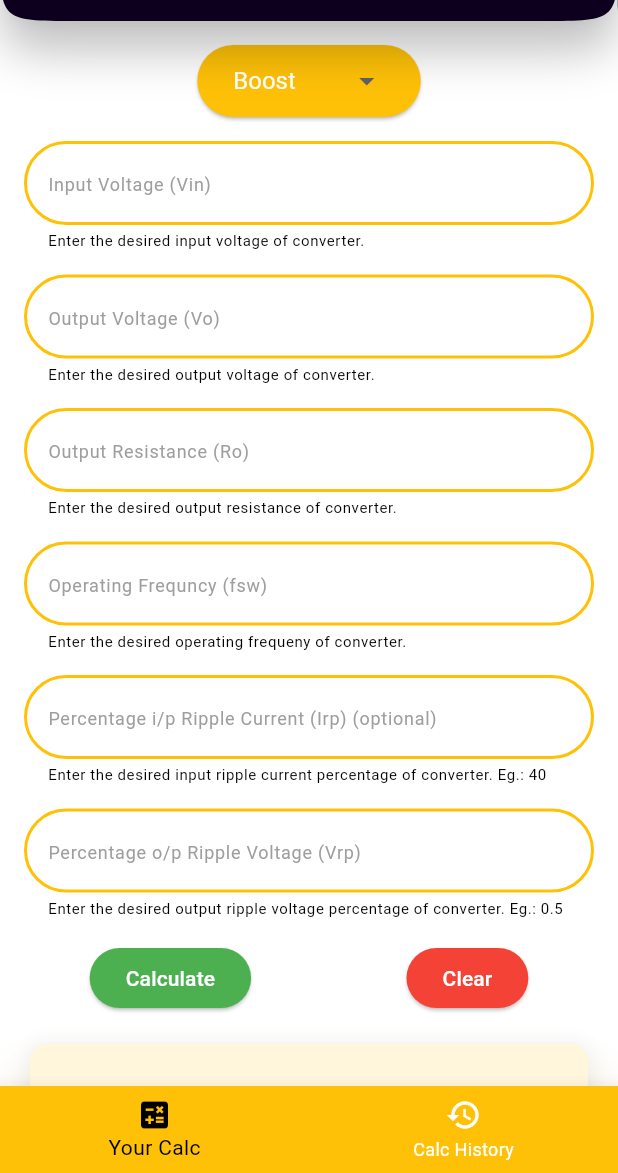
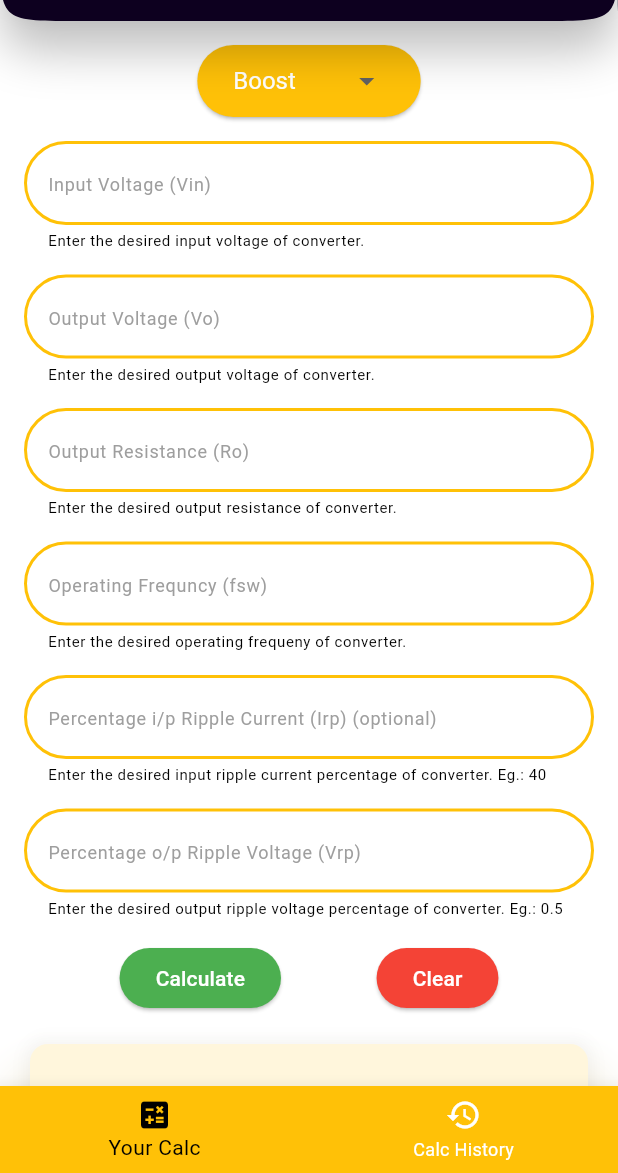
Before and after one commit to PranayJagtap06/convertercalc-flutter, a Flutter app: the screen it shows after launch, after a tap on "Go to ConverterCalc", on a phone screen of 412 x 824 dp, the part 63-1236 px from its top. Run offline on Flutter 3.47's test engine with Material 3 defaults, Android fonts, the phone set to English and light mode, and no system bars; our stand-ins replace font_awesome_flutter, permission_handler, share_plus, tuple; missing offline and left inert: android_intent; network calls fail; Roboto replaces fonts that are missing (FiraCodeNerdFont, FiraCodeNerdFontMono, FiraCodeNerdFontPropo).

Commit message:
added follow links in home_page & evenly places buttons in calc_page.

```diff
--- a/lib/Pages/calc_page.dart
+++ b/lib/Pages/calc_page.dart
@@ -977,9 +977,9 @@ class _CalcPageState extends State<CalcPage> {
                       'Calculate',
                       style: TextStyle(fontFamily: 'FiraCodeNerdFontPropo'),
                     )),
-                const SizedBox(
-                  width: 16.0,
-                ),
+                // const SizedBox(
+                //   width: 16.0,
+                // ),
                 ElevatedButton(
                     style: ElevatedButton.styleFrom(
                       elevation: 1.0,
--- a/lib/Pages/home_page.dart
+++ b/lib/Pages/home_page.dart
@@ -30,6 +30,7 @@ class _CalcHomePageState extends State<CalcHomePage> {
   final String author = "👨🏽‍💻 About Developer";
   final String authorBody =
       """\nPranay Jagtap is an Electrical Engineer ⚡ turned Python 🐍 enthusiast and Machine Learning 🤖 explorer. He also loves to build apps to simplify work, one such effort is ConverterCalc.""";
+  final String follow = "🚀 Follow on";
   final List<dynamic> _histList = [];
   late String _filePath = '/calc_hist.json';
   late String _statePath = '/state.json';
@@ -340,8 +341,8 @@ class _CalcHomePageState extends State<CalcHomePage> {
             ElevatedButton(
               style: ElevatedButton.styleFrom(
                 elevation: 15.0,
-                shadowColor: Colors.deepOrange,
-                backgroundColor: Colors.deepOrangeAccent,
+                shadowColor: Colors.black87,
+                backgroundColor: Colors.black87,
                 foregroundColor: Colors.white,
               ),
               onPressed: () {
@@ -410,6 +411,111 @@ class _CalcHomePageState extends State<CalcHomePage> {
                 ),
               ),
             ),
+            const SizedBox(
+              height: 20.0,
+            ),
+            Card(
+              elevation: 15.0,
+              surfaceTintColor: Colors.blueAccent,
+              shadowColor: Colors.blueAccent,
+              child: Padding(
+                padding: const EdgeInsets.all(12.0),
+                child: Column(
+                  crossAxisAlignment: CrossAxisAlignment.start,
+                  children: [
+                    Text(
+                      follow,
+                      textAlign: TextAlign.left,
+                      style: const TextStyle(
+                        fontFamily: 'FiraCodeNerdFontPropo',
+                        fontWeight: FontWeight.normal,
+                        fontSize: 20,
+                      ),
+                    ),
+                    const SizedBox(height: 8.0),
+                    Row(
+                      mainAxisAlignment: MainAxisAlignment.spaceEvenly,
+                      children: [
+                        Ink(
+                          decoration: const ShapeDecoration(
+                            color: Colors.white70,
+                            shape: CircleBorder(),
+                          ),
+                          child: IconButton(
+                            onPressed: () {
+                              const url = 'https://pranayjml.odoo.com';
+                              try {
+                                final intent = AndroidIntent(
+                                  action: 'action_view',
+                                  data: Uri.encodeFull(url),
+                                );
+                                intent.launch();
+                              } catch (e) {
+                                _showErrorDialog(context,
+                                    'Failed to reach website. Error: $e');
+                              }
+                            },
+                            icon: const FaIcon(FontAwesomeIcons.globe),
+                            iconSize: 30,
+                            color: Colors.black87,
+                          ),
+                        ),
+                        Ink(
+                          decoration: const ShapeDecoration(
+                            color: Colors.white70,
+                            shape: CircleBorder(),
+                          ),
+                          child: IconButton(
+                            onPressed: () {
+                              const url =
+                                  'https://linkedin.com/in/pranayj-ml-engineer';
+                              try {
+                                final intent = AndroidIntent(
+                                  action: 'action_view',
+                                  data: Uri.encodeFull(url),
+                                );
+                                intent.launch();
+                              } catch (e) {
+                                _showErrorDialog(context,
+                                    'Failed to reach linkedin. Error: $e');
+                              }
+                            },
+                            icon: const FaIcon(FontAwesomeIcons.linkedin),
+                            iconSize: 30,
+                            color: Colors.blue,
+                          ),
+                        ),
+                        Ink(
+                          decoration: const ShapeDecoration(
+                            color: Colors.black87,
+                            shape: CircleBorder(),
+                          ),
+                          child: IconButton(
+                            onPressed: () {
+                              const url = 'https://github.com/PranayJagtap06';
+                              try {
+                                final intent = AndroidIntent(
+                                  action: 'action_view',
+                                  data: Uri.encodeFull(url),
+                                );
+                                intent.launch();
+                              } catch (e) {
+                                _showErrorDialog(context,
+                                    'Failed to reach github. Error: $e');
+                              }
+                            },
+                            icon: const FaIcon(FontAwesomeIcons.github),
+                            iconSize: 30,
+                            color: Colors.white,
+                          ),
+                        ),
+                      ],
+                    ),
+                  ],
+                ),
+              ),
+            ),
+            const SizedBox(height: 20.0),
           ],
         ),
       ),
```
